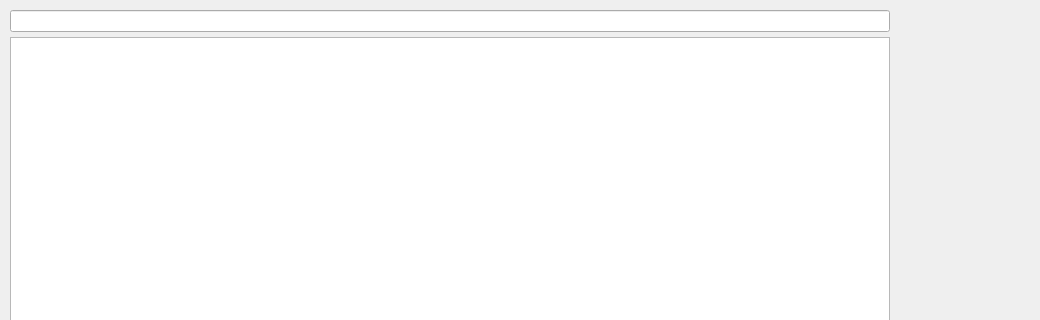
Qt form Application/Source/Dialog/Dialog.ui (rlarudgh1997/Application) before a commit; both pictures show x 0 to 1040 and y 0 to 320 of the 1200 by 1000 pixel window.
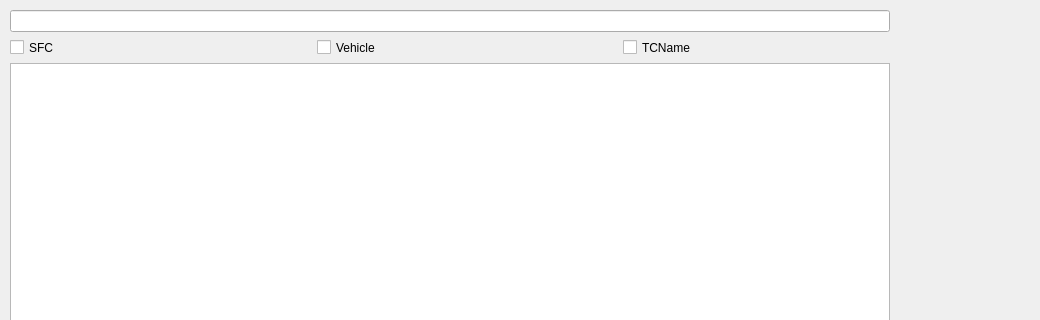
The same form after that commit. The open tabs and pages were chosen to show the change.

Commit message: - 자동완성 보완  : SFC, Vehicle, TCName 으로 선택 가능 하도록 수정  : TCName 자동 완성 제공 및 TCName 선택시 [Sheet] 자동 입력 되도록 수정 - InputDat 입력 기능 보완  : InputSignal 을 TCName 으로 사용하는 경우 TCName 의 Result 를 자동완성 으로 제공

Diff of the .ui file:
```diff
--- a/Application/Source/Dialog/Dialog.ui
+++ b/Application/Source/Dialog/Dialog.ui
@@ -1073,7 +1073,80 @@
        <widget class="QLineEdit" name="AutoCompleteInput"/>
       </item>
       <item>
-       <widget class="QListWidget" name="AutoCompleteList"/>
+       <widget class="QWidget" name="AutoCompleteListCheck" native="true">
+        <property name="maximumSize">
+         <size>
+          <width>16777215</width>
+          <height>40</height>
+         </size>
+        </property>
+        <layout class="QHBoxLayout" name="AutoCompleteListCheck_">
+         <property name="spacing">
+          <number>50</number>
+         </property>
+         <property name="leftMargin">
+          <number>0</number>
+         </property>
+         <property name="topMargin">
+          <number>0</number>
+         </property>
+         <property name="rightMargin">
+          <number>10</number>
+         </property>
+         <property name="bottomMargin">
+          <number>0</number>
+         </property>
+         <item>
+          <widget class="QCheckBox" name="ListCheck1">
+           <property name="maximumSize">
+            <size>
+             <width>16777215</width>
+             <height>40</height>
+            </size>
+           </property>
+           <property name="text">
+            <string>SFC</string>
+           </property>
+          </widget>
+         </item>
+         <item>
+          <widget class="QCheckBox" name="ListCheck2">
+           <property name="maximumSize">
+            <size>
+             <width>16777215</width>
+             <height>40</height>
+            </size>
+           </property>
+           <property name="text">
+            <string>Vehicle</string>
+           </property>
+          </widget>
+         </item>
+         <item>
+          <widget class="QCheckBox" name="ListCheck3">
+           <property name="maximumSize">
+            <size>
+             <width>16777215</width>
+             <height>40</height>
+            </size>
+           </property>
+           <property name="text">
+            <string>TCName</string>
+           </property>
+          </widget>
+         </item>
+        </layout>
+       </widget>
+      </item>
+      <item>
+       <widget class="QListWidget" name="AutoCompleteList">
+        <property name="maximumSize">
+         <size>
+          <width>16777215</width>
+          <height>427</height>
+         </size>
+        </property>
+       </widget>
       </item>
      </layout>
     </widget>
```
Left out of the diff: 9 changed lines with no effect on the pictures. The commit also changes 7 other files.
